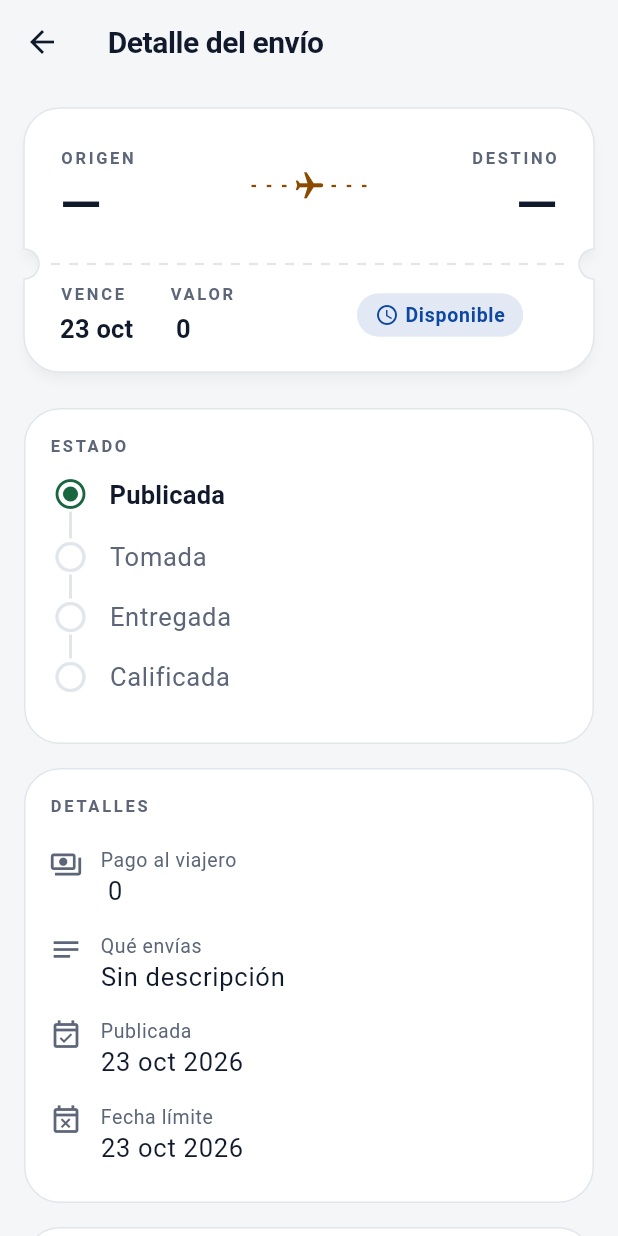
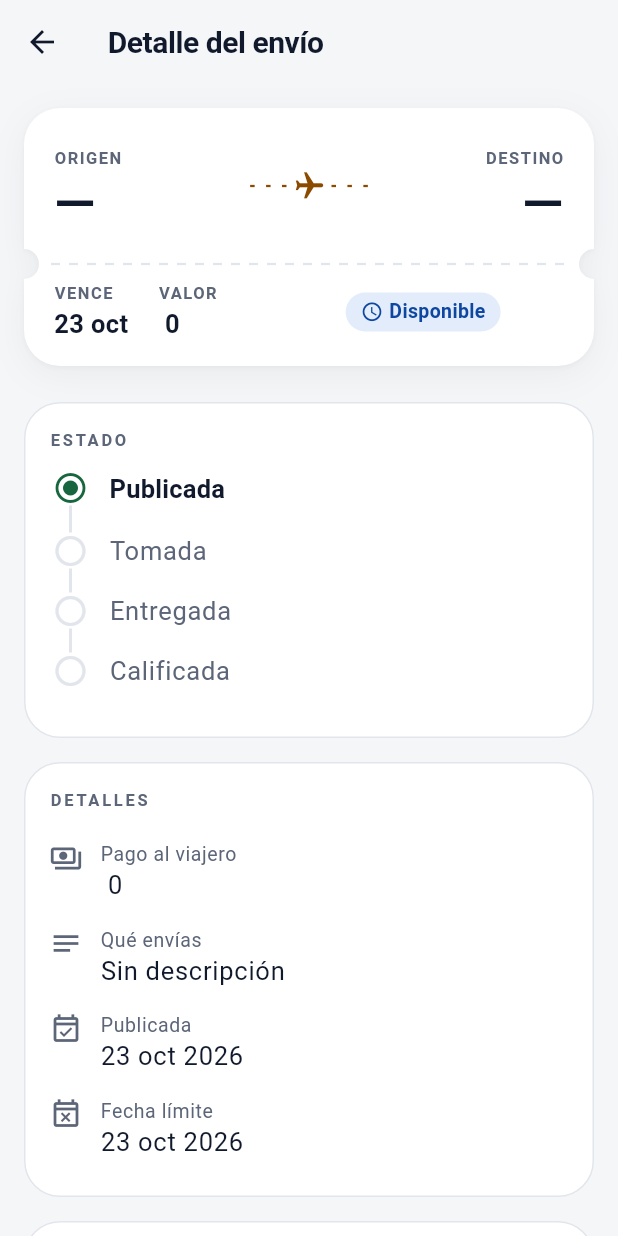
Before and after one commit to HaroldCCS/umb-computacion-movil-portal-encomiendas-lapicon, a Flutter app: the EncomiendaDetalleScreen screen opened directly with empty values, on a phone screen of 412 x 824 dp. Run offline on Flutter 3.47's test engine with Material 3 defaults, Android fonts, the phone set to English and light mode, and no system bars; our stand-ins replace cloud_firestore, firebase_auth, firebase_core, flutter_riverpod, go_router, google_fonts and 1 more; accounts and stored records are empty; generated files the repository leaves out were written again; network calls fail.

Commit message:
feat: re-estilo v2 del pase, filas de confianza y línea de tiempo
- RouteTicket con tokens, sombras de tarjeta (borde solo en oscuro),
  Presionable y etiquetas de una línea ("TE PAGAN" ya no se parte).
- TrustRow y PersonaTrustRow con Avatar; StatusTimeline con tokens.
- StatusChip pasa a ser alias de Insignia; Vuelo verificado es Insignia.

Co-Authored-By: Claude Opus 5.5 <noreply@anthropic.com>

```diff
--- a/lapticon_app/lib/core/widgets/route_ticket.dart
+++ b/lapticon_app/lib/core/widgets/route_ticket.dart
@@ -1,8 +1,10 @@
 import 'package:flutter/material.dart';
 
-import '../theme/app_tokens.dart';
+import '../theme/tema.dart';
+import 'presionable.dart';
 
-/// Firma visual de Lapticon: la ruta como un pase de abordar (docs/07 §7.5).
+/// Firma visual de Lapticon: la ruta como un pase de abordar (docs/07 §7.5,
+/// re-estilo v2 de docs/08 §8.3).
 ///
 /// Arriba: ORIGEN → DESTINO en grande. Si hay [details] o [trailing], se
 /// dibuja una línea perforada con muescas laterales y la sección inferior.
@@ -26,7 +28,7 @@ class RouteTicket extends StatelessWidget {
   final Widget? trailing;
   final VoidCallback? onTap;
 
-  /// Color del avión y la línea (por defecto, el acento terciario).
+  /// Color del avión y la línea (por defecto, `marca`).
   final Color? accent;
   final bool compact;
 
@@ -34,19 +36,15 @@ class RouteTicket extends StatelessWidget {
 
   @override
   Widget build(BuildContext context) {
-    final theme = Theme.of(context);
-    final scheme = theme.colorScheme;
+    final c = context.c;
     final textScale = MediaQuery.textScalerOf(context).scale(1).clamp(1.0, 1.6);
     final topHeight = (compact ? 84.0 : 104.0) * textScale;
-    final accentColor = accent ?? scheme.tertiary;
+    final accentColor = accent ?? c.marca;
 
     final top = SizedBox(
       height: topHeight,
       child: Padding(
-        padding: const EdgeInsets.symmetric(
-          horizontal: AppSpacing.lg,
-          vertical: AppSpacing.md,
-        ),
+        padding: const EdgeInsets.symmetric(horizontal: 20, vertical: 16),
         child: Row(
           children: [
             Expanded(
@@ -75,17 +73,12 @@ class RouteTicket extends StatelessWidget {
         ExcludeSemantics(child: top),
         if (_hasBottom)
           Padding(
-            padding: const EdgeInsets.fromLTRB(
-              AppSpacing.lg,
-              AppSpacing.sm,
-              AppSpacing.lg,
-              AppSpacing.md,
-            ),
+            padding: const EdgeInsets.fromLTRB(20, 12, 20, 16),
             child: Row(
               children: [
                 for (final d in details) ...[
                   Flexible(child: d),
-                  const SizedBox(width: AppSpacing.lg),
+                  const SizedBox(width: 20),
                 ],
                 const Spacer(),
                 ?trailing,
@@ -95,28 +88,24 @@ class RouteTicket extends StatelessWidget {
       ],
     );
 
+    final pase = CustomPaint(
+      painter: _TicketPainter(
+        fill: c.superficie,
+        // En claro la separación la da la sombra; en oscuro, el borde.
+        border: c.conSombra ? null : c.separador,
+        dash: c.separador,
+        notchY: _hasBottom ? topHeight : null,
+        shadows: c.sombraTarjeta,
+      ),
+      child: content,
+    );
+
     return Semantics(
       label: 'Ruta de $origen a $destino',
       button: onTap != null,
-      child: CustomPaint(
-        painter: _TicketPainter(
-          fill: scheme.surfaceContainerLowest,
-          border: scheme.outlineVariant,
-          dash: scheme.outlineVariant,
-          notchY: _hasBottom ? topHeight : null,
-          shadow: theme.brightness == Brightness.light,
-        ),
-        child: Material(
-          type: MaterialType.transparency,
-          child: InkWell(
-            onTap: onTap,
-            customBorder: RoundedRectangleBorder(
-              borderRadius: BorderRadius.circular(AppRadius.card),
-            ),
-            child: content,
-          ),
-        ),
-      ),
+      child: onTap == null
+          ? pase
+          : Presionable(onTap: onTap, escala: 0.98, child: pase),
     );
   }
 }
@@ -130,17 +119,32 @@ class TicketDetail extends StatelessWidget {
 
   @override
   Widget build(BuildContext context) {
-    final t = Theme.of(context).textTheme;
-    final muted = Theme.of(context).colorScheme.onSurfaceVariant;
+    final c = context.c;
     return Column(
       crossAxisAlignment: CrossAxisAlignment.start,
       mainAxisSize: MainAxisSize.min,
       children: [
-        Text(label.toUpperCase(), style: t.labelSmall?.copyWith(color: muted)),
+        Text(
+          label.toUpperCase(),
+          maxLines: 1,
+          softWrap: false,
+          overflow: TextOverflow.fade,
+          style: TextStyle(
+            fontSize: 11,
+            fontWeight: FontWeight.w600,
+            letterSpacing: 1.0,
+            color: c.texto2,
+          ),
+        ),
         const SizedBox(height: 2),
         Text(
           value,
-          style: t.titleMedium,
+          style: TextStyle(
+            fontSize: 17,
+            fontWeight: FontWeight.w600,
+            color: c.texto,
+            fontFeatures: cifras,
+          ),
           maxLines: 1,
           overflow: TextOverflow.ellipsis,
         ),
@@ -164,28 +168,35 @@ class _City extends StatelessWidget {
 
   @override
   Widget build(BuildContext context) {
-    final t = Theme.of(context).textTheme;
-    final muted = Theme.of(context).colorScheme.onSurfaceVariant;
+    final c = context.c;
     final alignment = alignEnd ? Alignment.centerRight : Alignment.centerLeft;
+    // Space Grotesk (estilo display) también en el pase compacto.
+    final estilo = context.t.displaySmall?.copyWith(
+      fontSize: compact ? 24 : 32,
+      height: 1.1,
+      color: c.texto,
+    );
     return Column(
       crossAxisAlignment: alignEnd
           ? CrossAxisAlignment.end
           : CrossAxisAlignment.start,
       mainAxisAlignment: MainAxisAlignment.center,
       children: [
-        Text(label, style: t.labelSmall?.copyWith(color: muted)),
+        Text(
+          label,
+          style: TextStyle(
+            fontSize: 11,
+            fontWeight: FontWeight.w600,
+            letterSpacing: 1.0,
+            color: c.texto2,
+          ),
+        ),
         const SizedBox(height: 2),
         Flexible(
           child: FittedBox(
             fit: BoxFit.scaleDown,
             alignment: alignment,
-            child: Text(
-              city,
-              maxLines: 1,
-              style: (compact ? t.headlineSmall : t.displaySmall)?.copyWith(
-                height: 1.1,
-              ),
-            ),
+            child: Text(city, maxLines: 1, style: estilo),
           ),
         ),
       ],
@@ -205,7 +216,7 @@ class _FlightPath extends StatelessWidget {
         children: [
           Expanded(child: _Dashes(color: color)),
           Padding(
-            padding: const EdgeInsets.symmetric(horizontal: AppSpacing.xxs),
+            padding: const EdgeInsets.symmetric(horizontal: 4),
             child: Transform.rotate(
               angle: 1.5708, // 90°: el avión apunta hacia el destino
               child: Icon(Icons.flight, color: color, size: 22),
@@ -246,14 +257,14 @@ class _TicketPainter extends CustomPainter {
     required this.border,
     required this.dash,
     required this.notchY,
-    required this.shadow,
+    required this.shadows,
   });
 
   final Color fill;
-  final Color border;
+  final Color? border;
   final Color dash;
   final double? notchY;
-  final bool shadow;
+  final List<BoxShadow> shadows;
 
   static const _notchRadius = 10.0;
 
@@ -262,7 +273,7 @@ class _TicketPainter extends CustomPainter {
       ..addRRect(
         RRect.fromRectAndRadius(
           Offset.zero & size,
-          const Radius.circular(AppRadius.card),
+          const Radius.circular(Medidas.radioTarjeta),
         ),
       );
     final y = notchY;
@@ -278,17 +289,25 @@ class _TicketPainter extends CustomPainter {
   @override
   void paint(Canvas canvas, Size size) {
     final path = _shape(size);
-    if (shadow) {
-      canvas.drawShadow(path, const Color(0x33000000), 3, false);
+    // Las mismas sombras que una Tarjeta, siguiendo la forma con muescas.
+    for (final s in shadows) {
+      canvas.drawPath(
+        path.shift(s.offset),
+        Paint()
+          ..color = s.color
+          ..maskFilter = MaskFilter.blur(BlurStyle.normal, s.blurSigma),
+      );
     }
     canvas.drawPath(path, Paint()..color = fill);
+    if (border != null) {
       canvas.drawPath(
         path,
         Paint()
-        ..color = border
+          ..color = border!
           ..style = PaintingStyle.stroke
           ..strokeWidth = 1,
       );
+    }
 
     final y = notchY;
     if (y != null) {
@@ -309,5 +328,5 @@ class _TicketPainter extends CustomPainter {
       old.border != border ||
       old.dash != dash ||
       old.notchY != notchY ||
-      old.shadow != shadow;
+      old.shadows != shadows;
 }
--- a/lapticon_app/lib/core/widgets/status_chip.dart
+++ b/lapticon_app/lib/core/widgets/status_chip.dart
@@ -1,85 +1,21 @@
 import 'package:flutter/material.dart';
 
 import '../../data/models/estado.dart';
-import '../theme/app_tokens.dart';
+import 'insignia.dart';
 
-/// Chip de estado: color + ícono + texto, nunca solo color (docs/07 §7.5).
+/// Alias temporal de [Insignia] para las pantallas que aún no migran
+/// (docs/08 §8.7). Se borra en la fase 6.
 class StatusChip extends StatelessWidget {
-  const StatusChip._({
-    required this.label,
-    required this.icon,
-    required this.color,
-  });
+  const StatusChip._(this._insignia);
 
-  factory StatusChip.encomienda(EstadoEncomienda estado) {
-    final (icon, color) = switch (estado) {
-      EstadoEncomienda.disponible => (
-        Icons.schedule,
-        AppColors.estadoDisponible,
-      ),
-      EstadoEncomienda.tomada => (Icons.luggage, AppColors.estadoTomada),
-      EstadoEncomienda.entregada => (
-        Icons.check_circle,
-        AppColors.estadoEntregada,
-      ),
-      EstadoEncomienda.vencida => (Icons.event_busy, AppColors.estadoVencida),
-      EstadoEncomienda.recibida => (Icons.done_all, AppColors.estadoEntregada),
-      EstadoEncomienda.desconocido => (
-        Icons.help_outline,
-        AppColors.estadoVencida,
-      ),
-    };
-    return StatusChip._(label: estado.etiqueta, icon: icon, color: color);
-  }
+  factory StatusChip.encomienda(EstadoEncomienda estado) =>
+      StatusChip._(Insignia.encomienda(estado));
 
-  factory StatusChip.viaje(EstadoViaje estado) {
-    final (icon, color) = switch (estado) {
-      EstadoViaje.disponible => (
-        Icons.flight_takeoff,
-        AppColors.estadoDisponible,
-      ),
-      EstadoViaje.completado => (Icons.flight_land, AppColors.estadoCompletado),
-      EstadoViaje.desconocido => (Icons.help_outline, AppColors.estadoVencida),
-    };
-    return StatusChip._(label: estado.etiqueta, icon: icon, color: color);
-  }
+  factory StatusChip.viaje(EstadoViaje estado) =>
+      StatusChip._(Insignia.viaje(estado));
 
-  final String label;
-  final IconData icon;
-  final Color color;
+  final Insignia _insignia;
 
   @override
-  Widget build(BuildContext context) {
-    final dark = Theme.of(context).brightness == Brightness.dark;
-    // En modo oscuro se aclara el color para mantener el contraste.
-    final fg = dark ? Color.lerp(color, Colors.white, 0.55)! : color;
-    return Semantics(
-      label: 'Estado: $label',
-      excludeSemantics: true,
-      child: Container(
-        padding: const EdgeInsets.symmetric(
-          horizontal: AppSpacing.sm,
-          vertical: AppSpacing.xxs + 2,
-        ),
-        decoration: BoxDecoration(
-          color: fg.withValues(alpha: dark ? 0.18 : 0.12),
-          borderRadius: BorderRadius.circular(999),
-        ),
-        child: Row(
-          mainAxisSize: MainAxisSize.min,
-          children: [
-            Icon(icon, size: 16, color: fg),
-            const SizedBox(width: AppSpacing.xxs),
-            Text(
-              label,
-              style: Theme.of(context).textTheme.labelMedium?.copyWith(
-                color: fg,
-                fontWeight: FontWeight.w700,
-              ),
-            ),
-          ],
-        ),
-      ),
-    );
-  }
+  Widget build(BuildContext context) => _insignia;
 }
--- a/lapticon_app/lib/features/remitente/widgets/encomienda_ticket.dart
+++ b/lapticon_app/lib/features/remitente/widgets/encomienda_ticket.dart
@@ -4,8 +4,7 @@ import '../../../core/utils/formatters.dart';
 import '../../../core/widgets/route_ticket.dart';
 import '../../../core/widgets/status_chip.dart';
 import '../../../data/models/encomienda.dart';
-import '../../../data/models/rol.dart';
-import '../../../core/theme/app_tokens.dart';
+import '../../../core/theme/tema.dart';
 
 /// Tarjeta-pase de una encomienda (FECHA · VALOR · estado).
 class EncomiendaTicket extends StatelessWidget {
@@ -28,10 +27,8 @@ class EncomiendaTicket extends StatelessWidget {
       origen: e.ciudadOrigen.isEmpty ? '—' : e.ciudadOrigen,
       destino: e.ciudadDestino.isEmpty ? '—' : e.ciudadDestino,
       compact: compact,
-      // Acento del remitente; en claro el ámbar oscuro para que se vea el avión.
-      accent: Theme.of(context).brightness == Brightness.dark
-          ? Rol.remitente.accent(Brightness.dark)
-          : AppColors.estadoTomada,
+      // Acento del remitente: ámbar oscuro en claro para que se vea el avión.
+      accent: context.c.atencion,
       onTap: onTap,
       details: [
         TicketDetail(
--- a/lapticon_app/lib/features/remitente/widgets/status_timeline.dart
+++ b/lapticon_app/lib/features/remitente/widgets/status_timeline.dart
@@ -1,6 +1,6 @@
 import 'package:flutter/material.dart';
 
-import '../../../core/theme/app_tokens.dart';
+import '../../../core/theme/tema.dart';
 import '../../../data/models/estado.dart';
 import '../envios_logic.dart';
 
@@ -19,17 +19,17 @@ class StatusTimeline extends StatelessWidget {
   @override
   Widget build(BuildContext context) {
     final theme = Theme.of(context);
+    final c = context.c;
     final actual = pasoActual(estado, calificada: calificada);
 
     if (actual == null) {
-      const color = AppColors.estadoVencida;
       return Semantics(
         label: 'Estado final: ${estado.etiqueta}',
         excludeSemantics: true,
         child: Row(
           children: [
-            Icon(Icons.event_busy, color: _legible(context, color)),
-            const SizedBox(width: AppSpacing.sm),
+            Icon(Icons.event_busy, color: c.texto2),
+            const SizedBox(width: 12),
             Expanded(
               child: Text(
                 estado == EstadoEncomienda.vencida
@@ -43,8 +43,8 @@ class StatusTimeline extends StatelessWidget {
       );
     }
 
-    final hecho = _legible(context, AppColors.estadoEntregada);
-    final muted = theme.colorScheme.outlineVariant;
+    final hecho = c.exito;
+    final muted = c.separador;
     return Column(
       children: [
         for (var i = 0; i < pasosEncomienda.length; i++)
@@ -83,18 +83,16 @@ class StatusTimeline extends StatelessWidget {
                       ],
                     ),
                   ),
-                  const SizedBox(width: AppSpacing.sm),
+                  const SizedBox(width: 12),
                   Expanded(
                     child: Padding(
-                      padding: const EdgeInsets.only(bottom: AppSpacing.md),
+                      padding: const EdgeInsets.only(bottom: 16),
                       child: Text(
                         pasosEncomienda[i],
                         style: i == actual
                             ? theme.textTheme.titleMedium
                             : theme.textTheme.bodyLarge?.copyWith(
-                                color: i < actual
-                                    ? theme.colorScheme.onSurface
-                                    : theme.colorScheme.onSurfaceVariant,
+                                color: i < actual ? c.texto : c.texto2,
                               ),
                       ),
                     ),
@@ -106,9 +104,4 @@ class StatusTimeline extends StatelessWidget {
       ],
     );
   }
-
-  static Color _legible(BuildContext context, Color color) =>
-      Theme.of(context).brightness == Brightness.dark
-      ? Color.lerp(color, Colors.white, 0.55)!
-      : color;
 }
```
Also changed, not shown: lapticon_app/lib/features/remitente/widgets/trust_row.dart (+12 -31 lines), lapticon_app/lib/features/viajero/widgets/viajero_widgets.dart (+28 -56 lines). Lines whose indentation alone changed are shown as unchanged.
